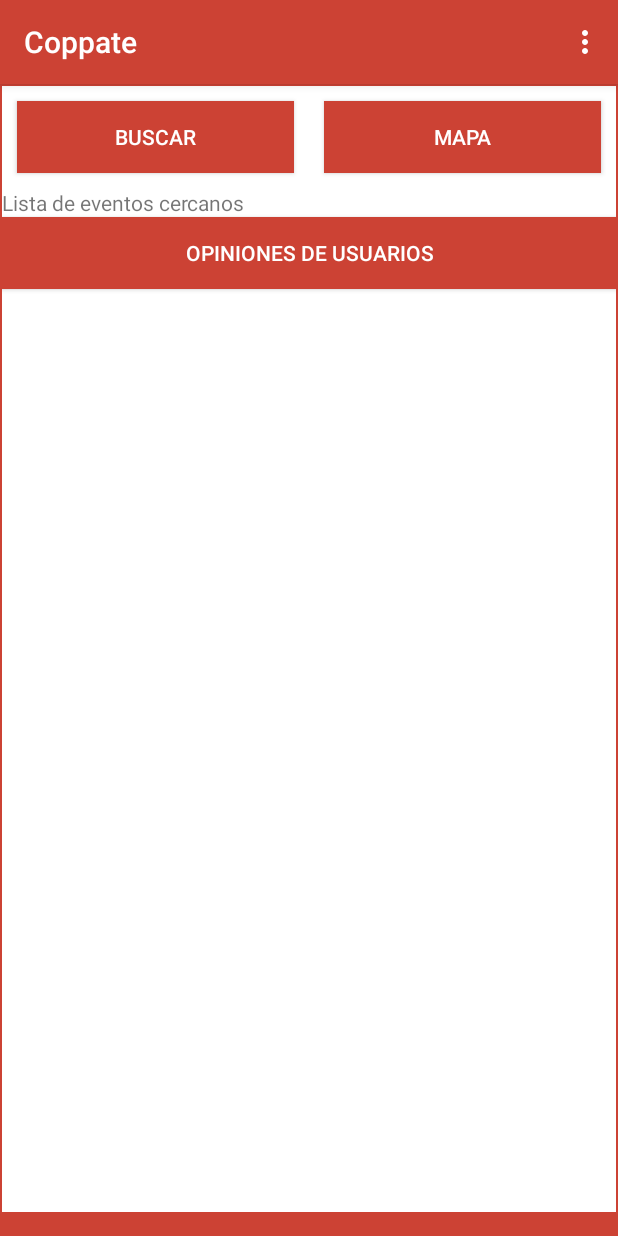
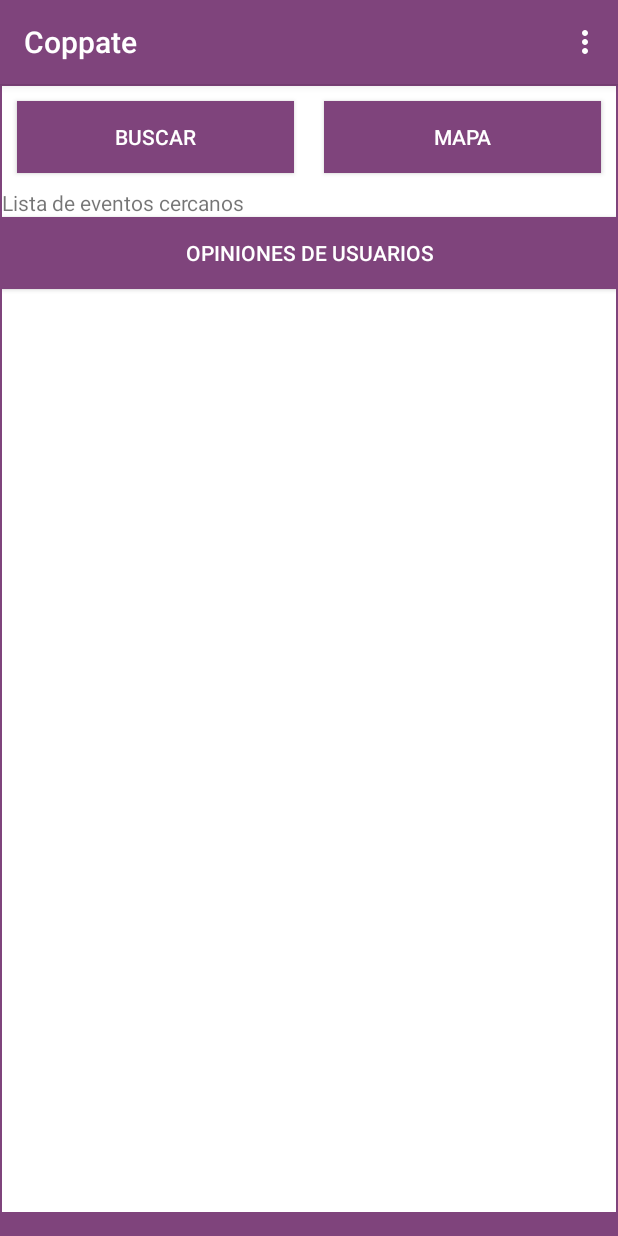
Before and after one commit to Juann1342/CoppateApp, an Android app: the screen it shows after launch (MainActivity), on a phone screen of 412 x 824 dp. Run offline under Robolectric (Android 15) with nearby library versions, the phone set to English and light mode, and no system bars; libraries missing offline, so code that uses them is left out: com.facebook, com.facebook.appevents, com.facebook.login; 3 statements that could not run were skipped.

```diff
--- a/app/src/main/java/com/coppate/g04/coppate/MainActivity.java
+++ b/app/src/main/java/com/coppate/g04/coppate/MainActivity.java
@@ -83,12 +83,12 @@ public class MainActivity extends AppCompatActivity {
 
         TabHost.TabSpec spec = tabs.newTabSpec("mitab1");
         spec.setContent(R.id.tab1);
-        spec.setIndicator("", getResources().getDrawable(R.drawable.icomisevento));
+        spec.setIndicator("", getResources().getDrawable(R.drawable.icomis));
         tabs.addTab(spec);
 
         spec = tabs.newTabSpec("mitab2");
         spec.setContent(R.id.tab2);
-        spec.setIndicator("", getResources().getDrawable(R.drawable.icobuscar));
+        spec.setIndicator("", getResources().getDrawable(R.drawable.icobuscarr));
         tabs.addTab(spec);
 
 
--- a/app/src/main/res/layout/activity_buscar_evento.xml
+++ b/app/src/main/res/layout/activity_buscar_evento.xml
@@ -106,7 +106,8 @@
         android:id="@+id/buscar"
         android:layout_height="@dimen/com_facebook_profilepictureview_preset_size_small"
         android:textColor="@color/colorPrimary"
-        android:background="@color/bermellon" />
+        android:typeface="serif"
+        android:background="@color/violeta3" />
 
     <TextView
         android:text="Edad hasta"
--- a/app/src/main/res/layout/activity_calificar_usuario.xml
+++ b/app/src/main/res/layout/activity_calificar_usuario.xml
@@ -100,7 +100,7 @@
             android:layout_height="wrap_content"
             android:id="@+id/cu_btn_comentar"
             android:layout_weight="0.21"
-            android:background="@color/bermellon"
+            android:background="@color/violeta3"
             android:textColor="@color/colorPrimary" />
     </LinearLayout>
 </LinearLayout>
--- a/app/src/main/res/layout/activity_crear_evento.xml
+++ b/app/src/main/res/layout/activity_crear_evento.xml
@@ -110,7 +110,7 @@
         android:layout_alignEnd="@+id/ce_spnSexoEvento"
         android:layout_toEndOf="@+id/ce_edadDesde"
         android:layout_toRightOf="@+id/ce_edadDesde"
-        android:background="@color/bermellon"
+        android:background="@color/violeta3"
         android:textColor="@color/colorPrimary" />
 
     <Spinner
@@ -141,7 +141,7 @@
         android:layout_alignParentLeft="true"
         android:layout_alignParentStart="true"
         android:textAppearance="@style/TextAppearance.AppCompat.Button"
-        android:background="@color/bermellon"
+        android:background="@color/violeta3"
         android:textColor="@color/colorPrimary" />
 
     <EditText
@@ -237,7 +237,7 @@
         android:layout_alignParentTop="true"
         android:layout_toRightOf="@+id/ce_spn_contactos_activos"
         android:layout_toEndOf="@+id/ce_spn_contactos_activos"
-        android:background="@color/bermellon"
+        android:background="@color/violeta3"
         android:textColor="@color/colorPrimary" />
 
 </RelativeLayout>
--- a/app/src/main/res/layout/activity_descripcion_evento.xml
+++ b/app/src/main/res/layout/activity_descripcion_evento.xml
@@ -18,7 +18,7 @@
         android:id="@+id/asistirEvento"
         android:layout_alignParentBottom="true"
         android:layout_centerHorizontal="true"
-        android:background="@color/bermellon" />
+        android:background="@color/violeta3" />
 
     <TextView
         android:text="DESCRIPCIÓN DEL EVENTO."
--- a/app/src/main/res/layout/activity_invitar_contactos.xml
+++ b/app/src/main/res/layout/activity_invitar_contactos.xml
@@ -41,7 +41,7 @@
     android:id="@+id/btn_done"
     android:layout_alignParentBottom="true"
     android:text="Hecho"
-    android:background="@color/bermellon"
+    android:background="@color/violeta3"
     android:textColor="@color/colorPrimary"    />
 
 </RelativeLayout>
--- a/app/src/main/res/layout/activity_login.xml
+++ b/app/src/main/res/layout/activity_login.xml
@@ -36,7 +36,7 @@
                 android:paddingTop="15dp"
                 android:paddingBottom="15dp"
                 android:layout_marginBottom="77dp"
-                android:background="@color/bermellon" />
+                android:background="@color/com_facebook_blue" />
         </LinearLayout>
 
         <LinearLayout
--- a/app/src/main/res/layout/activity_main.xml
+++ b/app/src/main/res/layout/activity_main.xml
@@ -9,7 +9,7 @@
     android:paddingBottom="@dimen/activity_vertical_margin"
     tools:context=".MainActivity"
     android:orientation="horizontal"
-    android:background="@color/bermellon">
+    android:background="@color/violeta3">
 
 
     <TabHost android:id="@android:id/tabhost"
@@ -76,12 +76,13 @@
 
                         android:onClick="irPrueba"
                         android:text="Button"
-                        android:layout_width="256dp"
-                        android:layout_height="wrap_content"
+                        android:layout_width="160dp"
+                        android:layout_height="35dp"
                         android:id="@+id/button2"
                         android:textColor="@color/colorPrimary"
-                        android:background="@color/bermellon"
-                        style="@style/Widget.AppCompat.Button.Small" />
+                        android:background="@color/violeta3"
+                        android:typeface="serif"
+                        android:elevation="0dp" />
 
 
                 </LinearLayout>
@@ -104,7 +105,7 @@
                             android:layout_weight="1"
                             android:layout_height="wrap_content"
                             android:id="@+id/botonBuscar"
-                            android:background="@color/bermellon"
+                            android:background="@color/violeta3"
                             android:layout_marginLeft="10dp"
                             android:layout_marginRight="10dp"
                             android:layout_marginTop="10dp"
@@ -118,7 +119,7 @@
                             android:layout_height="wrap_content"
                             android:text="Mapa"
                             android:id="@+id/botonMapa"
-                            android:background="@color/bermellon"
+                            android:background="@color/violeta3"
                             android:layout_marginRight="10dp"
                             android:layout_marginTop="10dp"
                             android:layout_marginLeft="10dp"
@@ -140,7 +141,7 @@
                         android:text="Opiniones de Usuarios"
                         android:layout_width="match_parent"
                         android:layout_height="wrap_content"
-                        android:background="@color/bermellon"
+                        android:background="@color/violeta3"
                         android:textColor="@color/colorPrimary"
                         android:id="@+id/opinion" />
 
--- a/app/src/main/res/layout/activity_maps.xml
+++ b/app/src/main/res/layout/activity_maps.xml
@@ -21,7 +21,7 @@
             android:layout_height="wrap_content"
             android:text="Seleccionar"
             android:id="@+id/btnCrearEnUbicacion"
-            android:background="@color/colorBotones"
+            android:background="@color/violeta3"
             android:textColor="#ffff"
             android:layout_marginRight="2dp"/>
 
@@ -31,7 +31,7 @@
             android:layout_height="wrap_content"
             android:text="Cancelar"
             android:id="@+id/btnCancelarUbicacion"
-            android:background="@color/colorBotones"
+            android:background="@color/violeta3"
             android:textColor="#ffff"
             android:layout_marginLeft="2dp"/>
 
--- a/app/src/main/res/layout/activity_mensaje_descargo.xml
+++ b/app/src/main/res/layout/activity_mensaje_descargo.xml
@@ -33,5 +33,5 @@
         android:layout_alignParentBottom="true"
         android:layout_centerHorizontal="true"
         android:layout_marginBottom="40dp"
-        android:background="@color/bermellon" />
+        android:background="@color/violeta3" />
 </RelativeLayout>
--- a/app/src/main/res/layout/activity_opinion_usuario.xml
+++ b/app/src/main/res/layout/activity_opinion_usuario.xml
@@ -84,7 +84,7 @@
             android:layout_width="match_parent"
             android:layout_height="wrap_content"
             android:id="@+id/ou_btn_calificar"
-            android:background="@color/bermellon"
+            android:background="@color/violeta3"
             android:textColor="@color/colorPrimary" />
     </LinearLayout>
 </LinearLayout>
--- a/app/src/main/res/values/colors.xml
+++ b/app/src/main/res/values/colors.xml
@@ -11,4 +11,8 @@
     <color name="verdeagua">#5CA595</color>
     <color name="verde2">#5CA595</color>
     <color name="bermellon">#cc4234</color>
+    <color name="purpuraoscuro">#663399</color>
+    <color name="violeta1">#5c3167</color>
+    <color name="violeta2">#944e84</color>
+    <color name="violeta3">#7f447c</color>
 </resources>
--- a/app/src/main/res/values/styles.xml
+++ b/app/src/main/res/values/styles.xml
@@ -3,7 +3,7 @@
     <!-- Base application theme. -->
     <style name="AppTheme" parent="Theme.AppCompat.Light.DarkActionBar">
         <!-- Customize your theme here. -->
-        <item name="colorPrimary">@color/bermellon</item>
+        <item name="colorPrimary">@color/violeta3</item>
         <item name="colorPrimaryDark">@color/colorPrimaryDark</item>
         <item name="colorAccent">@color/colorAccent</item>
     </style>
```
Also changed, not shown: app/src/main/res/drawable/buscar.png (deleted), app/src/main/res/drawable/crearevento.png (deleted), app/src/main/res/drawable/icobuscar.jpg (deleted), app/src/main/res/drawable/icomisevento.jpg (deleted), app/src/main/res/drawable/miseventos.png (deleted).
